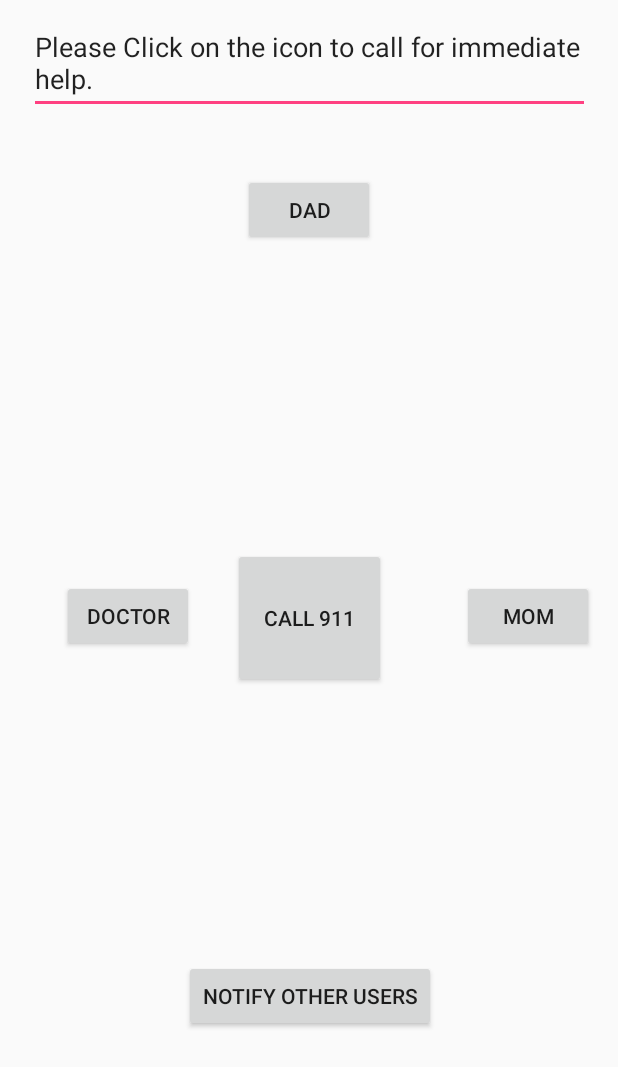
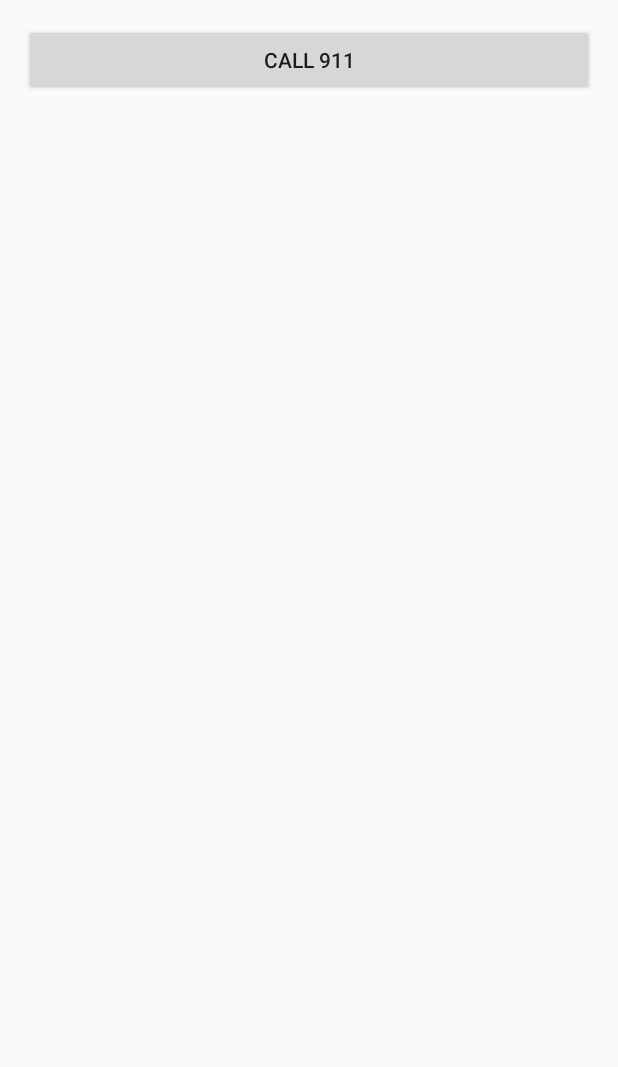
Before and after one commit to saalarfaisal/AmbientTraveler, an Android app: the layout activity_main.xml on its own in the app's theme, with its tools: preview values and no code run, on a phone screen of 412 x 824 dp. Shown: the top 1067 px of the screen. Run offline under Robolectric (Android 15) with nearby library versions, the phone set to English and light mode, and no system bars.

Commit message:
Activity program to call 911, Minor error at the very end of the code. Someone can fix it ?

```diff
--- a/app/src/main/AndroidManifest.xml
+++ b/app/src/main/AndroidManifest.xml
@@ -17,5 +17,5 @@
             </intent-filter>
         </activity>
     </application>
-
+    <uses-permission android:name="android.permission.CALL_PHONE"></uses-permission>
 </manifest>
--- a/app/src/main/java/group10/ambienttraveler/MainActivity.java
+++ b/app/src/main/java/group10/ambienttraveler/MainActivity.java
@@ -1,33 +1,42 @@
 package group10.ambienttraveler;
 
-import android.Manifest;
 import android.content.Intent;
-import android.content.pm.PackageManager;
 import android.net.Uri;
-import android.support.v4.app.ActivityCompat;
 import android.support.v7.app.AppCompatActivity;
 import android.os.Bundle;
 import android.view.Menu;
+import android.view.MenuItem;
 import android.view.View;
-import android.widget.Button;
+import android.widget.*;
 
-public class MainActivity extends AppCompatActivity {
+public abstract class MainActivity extends AppCompatActivity {
 
+    Button b;
     @Override
     protected void onCreate(Bundle savedInstanceState) {
         super.onCreate(savedInstanceState);
         setContentView(R.layout.activity_main);
-    }
 
-    public void Police (View view){
-        String number = "911";
-        Intent intent = new Intent(Intent.ACTION_CALL);
-        intent.setData(Uri.parse("tel:" + number));
-        if (ActivityCompat.checkSelfPermission (this, Manifest.permission.CALL_PHONE) != PackageManager.PERMISSION_GRANTED)
+        b= (Button) findViewById(R.id.call);
 
-        return;
+        b.setOnClickListener(new View.OnClickListener() {
+            @Override
+            public void onClick(View view)
+            {
+                Intent callIntent=new Intent(Intent.ACTION_CALL);
+                callIntent.setData(Uri.parse("tel:911"));
+                startActivity(callIntent);
+
+
+            }
+        });
+
+
     }
 
 
-    }
+
+
+
+
 }
--- a/app/src/main/res/layout/activity_main.xml
+++ b/app/src/main/res/layout/activity_main.xml
@@ -1,91 +1,13 @@
-<?xml version="1.0" encoding="utf-8"?>
-<android.support.constraint.ConstraintLayout xmlns:android="http://schemas.android.com/apk/res/android"
-    xmlns:app="http://schemas.android.com/apk/res-auto"
-    xmlns:tools="http://schemas.android.com/tools"
-    android:layout_width="match_parent"
-    android:layout_height="match_parent"
-    >
+<RelativeLayout xmlns:android="http://schemas.android.com/apk/res/android"
+    xmlns:tools="http://schemas.android.com/tools"  android:layout_width="match_parent"
+    android:layout_height="match_parent" android:paddingLeft="16dp"
+    android:paddingRight="16dp"
+    android:paddingTop="16dp"
+    android:paddingBottom="16dp" tools:context=".MainActivity">
 
     <Button
-        android:id="@+id/Police"
-        android:layout_width="102dp"
-        android:layout_height="93dp"
-        android:layout_marginBottom="8dp"
-        android:layout_marginEnd="8dp"
-        android:layout_marginStart="8dp"
-        android:layout_marginTop="8dp"
-        android:onClick="buttonOnClick"
-        android:text="@string/call_911"
-        app:layout_constraintBottom_toBottomOf="parent"
-        app:layout_constraintEnd_toEndOf="parent"
-        app:layout_constraintStart_toStartOf="parent"
-        app:layout_constraintTop_toTopOf="parent" />
-
-    <Button
-        android:id="@+id/button2"
-        android:layout_width="wrap_content"
-        android:layout_height="wrap_content"
-        android:layout_marginBottom="8dp"
-        android:layout_marginEnd="8dp"
-        android:layout_marginStart="16dp"
-        android:layout_marginTop="8dp"
-        android:text="Doctor"
-        app:layout_constraintBottom_toBottomOf="parent"
-        app:layout_constraintEnd_toEndOf="parent"
-        app:layout_constraintHorizontal_bias="0.085"
-        app:layout_constraintStart_toStartOf="parent"
-        app:layout_constraintTop_toTopOf="parent"
-        app:layout_constraintVertical_bias="0.498" />
-
-    <Button
-        android:id="@+id/button3"
-        android:layout_width="wrap_content"
-        android:layout_height="wrap_content"
-        android:layout_marginEnd="8dp"
-        android:layout_marginStart="8dp"
-        android:layout_marginTop="116dp"
-        android:text="Dad"
-        app:layout_constraintEnd_toEndOf="parent"
-        app:layout_constraintStart_toStartOf="parent"
-        app:layout_constraintTop_toTopOf="parent" />
-
-    <Button
-        android:id="@+id/button4"
-        android:layout_width="wrap_content"
-        android:layout_height="wrap_content"
-        android:layout_marginBottom="8dp"
-        android:layout_marginEnd="16dp"
-        android:layout_marginTop="8dp"
-        android:text="Mom"
-        app:layout_constraintBottom_toBottomOf="parent"
-        app:layout_constraintEnd_toEndOf="parent"
-        app:layout_constraintTop_toTopOf="parent"
-        app:layout_constraintVertical_bias="0.498" />
-
-    <Button
-        android:id="@+id/button5"
-        android:layout_width="wrap_content"
-        android:layout_height="wrap_content"
-        android:layout_marginBottom="136dp"
-        android:layout_marginEnd="8dp"
-        android:layout_marginStart="8dp"
-        android:text="Notify Other Users"
-        app:layout_constraintBottom_toBottomOf="parent"
-        app:layout_constraintEnd_toEndOf="parent"
-        app:layout_constraintHorizontal_bias="0.502"
-        app:layout_constraintStart_toStartOf="parent" />
-
-    <EditText
-        android:id="@+id/editText"
-        android:layout_width="374dp"
-        android:layout_height="68dp"
-        android:layout_marginEnd="8dp"
-        android:layout_marginStart="8dp"
-        android:layout_marginTop="8dp"
-        android:ems="10"
-        android:inputType="textMultiLine|textPersonName"
-        android:text="Please Click on the icon to call for immediate help."
-        app:layout_constraintEnd_toEndOf="parent"
-        app:layout_constraintStart_toStartOf="parent"
-        app:layout_constraintTop_toTopOf="parent" />
-</android.support.constraint.ConstraintLayout>
+        android:id="@+id/call"
+        android:text="Call 911"
+        android:layout_width="fill_parent"
+        android:layout_height="wrap_content" />
+</RelativeLayout>
```
